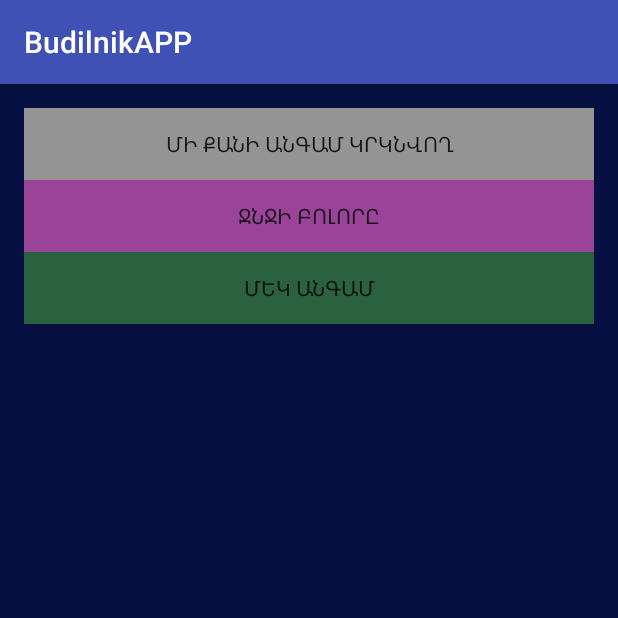
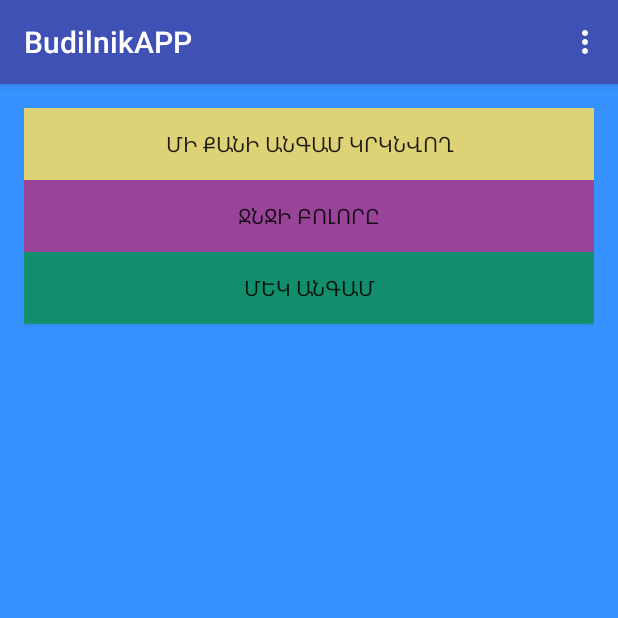
Before and after one commit to SurenGharajyan/BudilnikApp, an Android app: the screen it shows after launch (MainActivity), after a tap on "ՄԵԿ ԱՆԳԱՄ", on a phone screen of 412 x 824 dp, the top half of it. Run offline under Robolectric (Android 15) with nearby library versions, the phone set to English and light mode, and no system bars.

Commit message:
Hayk jan der chem verchacrel

```diff
--- a/app/build.gradle
+++ b/app/build.gradle
@@ -25,5 +25,6 @@ dependencies {
         exclude group: 'com.android.support', module: 'support-annotations'
     })
     compile 'com.android.support:appcompat-v7:25.2.0'
+    compile 'com.android.support:recyclerview-v7:21.0.+'
     testCompile 'junit:junit:4.12'
 }
--- /dev/null
+++ b/app/src/main/java/com/example/user/budilnikapp/AdapterTimeSet.java
@@ -0,0 +1,74 @@
+package com.example.user.budilnikapp;
+
+import android.content.ClipData;
+import android.content.Context;
+import android.support.v7.widget.RecyclerView;
+import android.view.LayoutInflater;
+import android.view.View;
+import android.view.ViewGroup;
+import android.widget.CheckBox;
+import android.widget.TextView;
+import android.widget.Toast;
+
+import java.util.List;
+
+/**
+ * Created by USER on 03.05.2017.
+ */
+
+public class AdapterTimeSet extends RecyclerView.Adapter<AdapterTimeSet.viewhold> {
+    List<Resource_Time_Set_Text> time_set_texts;
+    Context context;
+
+    public AdapterTimeSet(List<Resource_Time_Set_Text> time_set_texts, Context context) {
+        this.time_set_texts = time_set_texts;
+        this.context = context;
+    }
+
+    @Override
+    public AdapterTimeSet.viewhold onCreateViewHolder(ViewGroup parent, int viewType) {
+        View view= LayoutInflater.from(parent.getContext()).inflate(R.layout.recyclerview_obyekts,parent,false);
+        viewhold viewhold=new viewhold(view);
+        return viewhold;
+    }
+    @Override
+    public void onBindViewHolder(final AdapterTimeSet.viewhold holder, int position) {
+        holder.textView.setText(time_set_texts.get(position).getTextview_Text());
+        holder.itemView.setOnClickListener(new View.OnClickListener() {
+            @Override
+            public void onClick(View v) {
+                if(!holder.checker.isChecked()) {
+                    holder.checker.setChecked(true);
+
+                }else {
+                    holder.checker.setChecked(false);
+                }
+            }
+        });
+    }
+
+
+
+    @Override
+    public int getItemCount() {
+        return time_set_texts.size();
+    }
+    class viewhold extends RecyclerView.ViewHolder implements View.OnClickListener {
+        TextView textView;
+        CheckBox checker;
+        ItemClickererListenter itemClickererListener;
+        public viewhold(View itemView) {
+            super(itemView);
+            textView=(TextView) itemView.findViewById(R.id.text_id);
+            checker=(CheckBox) itemView.findViewById(R.id.checkbox);
+            itemView.setOnClickListener(this);
+        }
+        void setOnItemClickListener(ItemClickererListenter itemClickListener) {
+            this.itemClickererListener=itemClickListener;
+        }
+        @Override
+        public void onClick(View v) {
+            itemClickererListener.OnClickerer(v,getPosition());
+        }
+    }
+}
--- a/app/src/main/java/com/example/user/budilnikapp/AlarmRendering.java
+++ b/app/src/main/java/com/example/user/budilnikapp/AlarmRendering.java
@@ -18,7 +18,9 @@ import android.widget.TextView;
 import android.widget.Toast;
 
 import java.text.Format;
+import java.util.Calendar;
 import java.util.Date;
+import java.util.GregorianCalendar;
 
 public class AlarmRendering extends BroadcastReceiver {
     final public static String ONE_TIME="one_time";
@@ -48,12 +50,23 @@ public class AlarmRendering extends BroadcastReceiver {
     //5 varkyany mek krknutyun
     public void SetAlarm(Context context) {
         Intent intent=new Intent(context, AlarmRendering.class);
-        intent.putExtra(ONE_TIME,Boolean.TRUE);
+        intent.putExtra(ONE_TIME,true);
         PendingIntent pendingIntent=PendingIntent.getBroadcast(context,0,intent,0);
         AlarmManager alarmManager=(AlarmManager) context.getSystemService(Context.ALARM_SERVICE);
-        alarmManager.setRepeating(AlarmManager.RTC_WAKEUP,System.currentTimeMillis(),1000 * 5,pendingIntent);
+        alarmManager.setRepeating(AlarmManager.RTC_WAKEUP,System.currentTimeMillis(),70000,pendingIntent);
     }
+    public void setTimeRecyclerView(Context context) {
+        Calendar cur_cal = new GregorianCalendar();
+        cur_cal.setTimeInMillis(System.currentTimeMillis());//set the current time and date for this calendar
 
+        Calendar cal = new GregorianCalendar();
+        cal.set(Calendar.HOUR_OF_DAY, 0);
+        cal.set(Calendar.MINUTE, 48);
+        Intent intent = new Intent(context, AlarmRendering.class);
+        PendingIntent pintent = PendingIntent.getService(context, 0, intent, 0);
+        AlarmManager alarm = (AlarmManager)context.getSystemService(Context.ALARM_SERVICE);
+        alarm.setRepeating(AlarmManager.RTC_WAKEUP, cal.getTimeInMillis(), 5000, pintent);
+    }
 
     //jnjir sax
     public void CancelAlarm(Context context) {
@@ -61,14 +74,13 @@ public class AlarmRendering extends BroadcastReceiver {
         PendingIntent pendingIntent=PendingIntent.getBroadcast(context,0,intent,0);
         AlarmManager alarmManager=(AlarmManager) context.getSystemService(Context.ALARM_SERVICE);
         alarmManager.cancel(pendingIntent);
-
     }
 
 
-//mi angam
+    //mi angam
     public void SetOneAlarm(Context context) {
         Intent intent=new Intent(context,AlarmRendering.class);
-        intent.putExtra(ONE_TIME,Boolean.TRUE);
+        intent.putExtra(ONE_TIME,true);
         PendingIntent pendingIntent=PendingIntent.getBroadcast(context,0,intent,0);
         AlarmManager alarmManager=(AlarmManager) context.getSystemService(Context.ALARM_SERVICE);
         alarmManager.set(AlarmManager.RTC_WAKEUP,System.currentTimeMillis(),pendingIntent);
--- /dev/null
+++ b/app/src/main/java/com/example/user/budilnikapp/ItemClickererListenter.java
@@ -0,0 +1,11 @@
+package com.example.user.budilnikapp;
+
+import android.view.View;
+
+/**
+ * Created by USER on 04.05.2017.
+ */
+
+public interface ItemClickererListenter {
+    void OnClickerer(View v,int position);
+}
--- a/app/src/main/java/com/example/user/budilnikapp/MainActivity.java
+++ b/app/src/main/java/com/example/user/budilnikapp/MainActivity.java
@@ -1,48 +1,120 @@
 package com.example.user.budilnikapp;
 
+import android.app.AlarmManager;
 import android.content.Context;
+import android.content.DialogInterface;
+import android.content.Intent;
+import android.content.SharedPreferences;
 import android.graphics.Color;
 import android.media.MediaPlayer;
 import android.os.Bundle;
 import android.os.Handler;
+import android.preference.PreferenceManager;
+import android.support.v7.app.AlertDialog;
 import android.support.v7.app.AppCompatActivity;
+import android.support.v7.widget.ActionMenuView;
+import android.support.v7.widget.LinearLayoutManager;
+import android.support.v7.widget.RecyclerView;
+import android.support.v7.widget.Toolbar;
 import android.util.Log;
+import android.view.Menu;
+import android.view.MenuInflater;
+import android.view.MenuItem;
 import android.view.View;
 import android.widget.Button;
 import android.widget.LinearLayout;
 import android.widget.TextView;
 import android.widget.Toast;
 
+import java.lang.reflect.InvocationTargetException;
+import java.util.ArrayList;
+import java.util.List;
+
 public class MainActivity extends AppCompatActivity implements View.OnClickListener {
-    Button button_knknvox_budilnik,button_anjatvoxner,button_mek_angamya;
+    Button button_recurrent_alarm_clock,button_seceding,button_one_time;
+    int l=0;
     AlarmRendering alarm;
+    RecyclerView recyclerView;
+    RecyclerView.LayoutManager rec_layoutManager;
+    SharedPreferences SPref;
+    List<Resource_Time_Set_Text> list_recyclerview;
+
+
+
+
     @Override
     protected void onCreate(Bundle savedInstanceState) {
         super.onCreate(savedInstanceState);
         setContentView(R.layout.activity_main);
         init();
+        recyclerview_realization();
+
+    }
+//realization buttons and alarm
+    private void init(){
+        alarm=new AlarmRendering();
+        button_recurrent_alarm_clock=(Button) findViewById(R.id.repeating);
+        button_recurrent_alarm_clock.setOnClickListener(this);
+        button_one_time=(Button) findViewById(R.id.One_Time);
+        button_one_time.setOnClickListener(this);
+        button_seceding=(Button) findViewById(R.id.clean_All);
+        button_seceding.setOnClickListener(this);
     }
 
-    void init(){
-    alarm=new AlarmRendering();
-        button_knknvox_budilnik=(Button) findViewById(R.id.repeating);
-        button_knknvox_budilnik.setOnClickListener(this);
-        button_mek_angamya=(Button) findViewById(R.id.One_Time);
-        button_mek_angamya.setOnClickListener(this);
-        button_anjatvoxner=(Button) findViewById(R.id.clean_All);
-        button_anjatvoxner.setOnClickListener(this);
+    //realization recycler view
+
+
+    private void recyclerview_realization() {
+        recyclerView=(RecyclerView) findViewById(R.id.recyclerview);
+        rec_layoutManager=new LinearLayoutManager(this);
+        recyclerView.setLayoutManager(rec_layoutManager);
+        recyclerView.setHasFixedSize(true);
+        list_recyclerview=new ArrayList<>();
+
     }
 
+    // method set list_recyclerview items
+    @Override
+    protected void onResume() {
+        super.onResume();
+        l++;
+        if(l>1) {
+            if(getSharedPreferenceMinute() < 10 && getSharedPreferenceHours() < 10) {
+                list_recyclerview.add(new Resource_Time_Set_Text("0"+getSharedPreferenceHours() + ":0" + getSharedPreferenceMinute()));
+            } else if (getSharedPreferenceHours() < 10) {
+                list_recyclerview.add(new Resource_Time_Set_Text("0"+getSharedPreferenceHours() + ":" + getSharedPreferenceMinute()));
+            } else if (getSharedPreferenceMinute() < 10) {
+                list_recyclerview.add(new Resource_Time_Set_Text(getSharedPreferenceHours() + ":0" + getSharedPreferenceMinute()));
+            } else {
+                list_recyclerview.add(new Resource_Time_Set_Text(getSharedPreferenceHours() + ":" + getSharedPreferenceMinute()));
+            }
+        }
+        AdapterTimeSet adapterTimeSet=new AdapterTimeSet(list_recyclerview,this);
+        recyclerView.setAdapter(adapterTimeSet);
+    }
 
+    int getSharedPreferenceHours() {
+        SPref= PreferenceManager.getDefaultSharedPreferences(this);
+        int hour=SPref.getInt("Key_hour",0);
+        return hour;
+    }
 
+    int getSharedPreferenceMinute() {
+        SPref=PreferenceManager.getDefaultSharedPreferences(this);
+        int minute=SPref.getInt("Key_minute",0);
+        return minute;
+    }
+
+    //alarm OnClick
     @Override
     public void onClick(View v) {
         Context context= this.getApplicationContext();
+
         switch (v.getId()) {
             case R.id.repeating:
 
                 if(alarm!=null){
-                    Log.d("tag","Mi qani angam");
+                    //Log.d("tag","Mi qani angam");
                     alarm.SetAlarm(context);
                 }else{
                     Toast.makeText(context,"Alarm is null", Toast.LENGTH_SHORT).show();
@@ -52,7 +124,7 @@ public class MainActivity extends AppCompatActivity implements View.OnClickListe
             case R.id.clean_All:
 
                 if(alarm!=null){
-                    Log.d("tag","chexyal");
+                    //Log.d("tag","chexyal");
                     alarm.CancelAlarm(MainActivity.this);
                 }else{
                     Toast.makeText(context,"Alarm is null", Toast.LENGTH_SHORT).show();
@@ -60,12 +132,54 @@ public class MainActivity extends AppCompatActivity implements View.OnClickListe
                 break;
             case R.id.One_Time:
                 if(alarm!=null){
-                    Log.d("tag","Mi angam");
-                    alarm.SetOneAlarm(MainActivity.this);
+                    //Log.d("tag","Mi angam");
+                    //alarm.SetOneAlarm(MainActivity.this);
+                    alarm.setTimeRecyclerView(context);
                 }else{
                     Toast.makeText(context,"Alarm is null", Toast.LENGTH_SHORT).show();
                 }
                 break;
         }
     }
+
+
+
+
+//Add-Delete menu items
+    @Override
+    public boolean onCreateOptionsMenu(Menu menu) {
+        MenuInflater menuInflater=getMenuInflater();
+        menuInflater.inflate(R.menu.add_delete,menu);
+        return true;
+    }
+
+
+    @Override
+    public boolean onOptionsItemSelected(MenuItem item) {
+        switch (item.getItemId()) {
+            case R.id.add_alarm:
+                final AlertDialog alertDialog= new AlertDialog.Builder(MainActivity.this).create();
+                alertDialog.setTitle("Do you want create alarm?");
+                alertDialog.setButton(DialogInterface.BUTTON_POSITIVE,"Okay", new DialogInterface.OnClickListener() {
+                @Override
+                public void onClick(DialogInterface dialog, int which) {
+                    Intent intent=new Intent(MainActivity.this,TimeSetActivity.class);
+                    startActivity(intent);
+                }
+            });
+                alertDialog.setButton(DialogInterface.BUTTON_NEGATIVE, "Cancel", new DialogInterface.OnClickListener() {
+                    @Override
+                    public void onClick(DialogInterface dialog, int which) {
+                        alertDialog.dismiss();
+                    }
+                });
+                alertDialog.show();
+                break;
+            case R.id.delete_alarm:
+                list_recyclerview.remove(list_recyclerview.size()-1);
+                break;
+        }
+        return false;
+    }
+
 }
--- a/app/src/main/res/layout/activity_main.xml
+++ b/app/src/main/res/layout/activity_main.xml
@@ -1,5 +1,5 @@
 <?xml version="1.0" encoding="utf-8"?>
-<LinearLayout xmlns:android="http://schemas.android.com/apk/res/android"
+<RelativeLayout xmlns:android="http://schemas.android.com/apk/res/android"
     xmlns:tools="http://schemas.android.com/tools"
     android:id="@+id/activity_main"
     android:layout_width="match_parent"
@@ -9,12 +9,12 @@
     android:paddingRight="@dimen/activity_horizontal_margin"
     android:paddingTop="@dimen/activity_vertical_margin"
     tools:context="com.example.user.budilnikapp.MainActivity"
-    android:background="#060f41"
+    android:background="#3791ff"
     android:orientation="vertical"
     >
 <Button
     android:layout_width="match_parent"
-    android:background="#949494"
+    android:background="#ded276"
     android:id="@+id/repeating"
     android:text="@string/repeat"
     android:layout_height="wrap_content" />
@@ -25,14 +25,22 @@
         android:background="#949"
         android:id="@+id/clean_All"
         android:text="@string/clean"
-        android:layout_height="wrap_content" />
+        android:layout_height="wrap_content"
+        android:layout_below="@id/repeating"
+        />
 
     <Button
         android:layout_width="match_parent"
-        android:background="#9494"
+        android:background="#9092"
         android:id="@+id/One_Time"
         android:text="@string/one_time"
         android:layout_height="wrap_content"
+        android:layout_below="@id/clean_All"
+        />
 
-        />
-</LinearLayout>
+    <android.support.v7.widget.RecyclerView
+        android:id="@+id/recyclerview"
+        android:layout_below="@id/One_Time"
+        android:layout_width="wrap_content"
+        android:layout_height="wrap_content" />
+</RelativeLayout>
--- /dev/null
+++ b/app/src/main/res/menu/add_delete.xml
@@ -0,0 +1,14 @@
+<?xml version="1.0" encoding="utf-8"?>
+<menu xmlns:android="http://schemas.android.com/apk/res/android">
+    <item
+        android:title="@string/add"
+        android:orderInCategory="1"
+        android:id="@+id/add_alarm"
+        android:showAsAction="never" />
+    <item
+        android:title="@string/delete"
+        android:orderInCategory="2"
+        android:id="@+id/delete_alarm"
+        android:showAsAction="never" />
+
+</menu>
--- a/app/src/main/res/values/strings.xml
+++ b/app/src/main/res/values/strings.xml
@@ -4,4 +4,10 @@
     <string name="repeat">Մի քանի անգամ կրկնվող</string>
     <string name="clean">Ջնջի բոլորը</string>
     <string name="one_time">Մեկ անգամ</string>
+    <string name="add">Add</string>
+    <string name="delete">Delete</string>
+    <string name="write_hour">Write hour</string>
+    <string name="finish">Finish</string>
+    <string name="set_the_time">Set the time</string>
+    <string name="texter">Texter</string>
 </resources>
--- a/app/src/main/res/values/styles.xml
+++ b/app/src/main/res/values/styles.xml
@@ -5,7 +5,7 @@
         <!-- Customize your theme here. -->
         <item name="colorPrimary">@color/colorPrimary</item>
         <item name="colorPrimaryDark">@color/colorPrimaryDark</item>
-        <item name="colorAccent">@color/colorAccent</item>
+        <item name="colorAccent">#b64040</item>
     </style>
 
 </resources>
--- a/build.gradle
+++ b/build.gradle
@@ -5,7 +5,7 @@ buildscript {
         jcenter()
     }
     dependencies {
-        classpath 'com.android.tools.build:gradle:2.2.3'
+        classpath 'com.android.tools.build:gradle:2.3.1'
 
         // NOTE: Do not place your application dependencies here; they belong
         // in the individual module build.gradle files
```
Also changed, not shown: app/src/main/AndroidManifest.xml (+15 -9 lines), app/src/main/java/com/example/user/budilnikapp/Resource_Time_Set_Text.java (added, +17 -0 lines), app/src/main/java/com/example/user/budilnikapp/TimeSetActivity.java (added, +42 -0 lines), app/src/main/res/layout/activity_time_set.xml (added, +35 -0 lines), app/src/main/res/layout/recyclerview_obyekts.xml (added, +20 -0 lines), gradle/wrapper/gradle-wrapper.properties.
